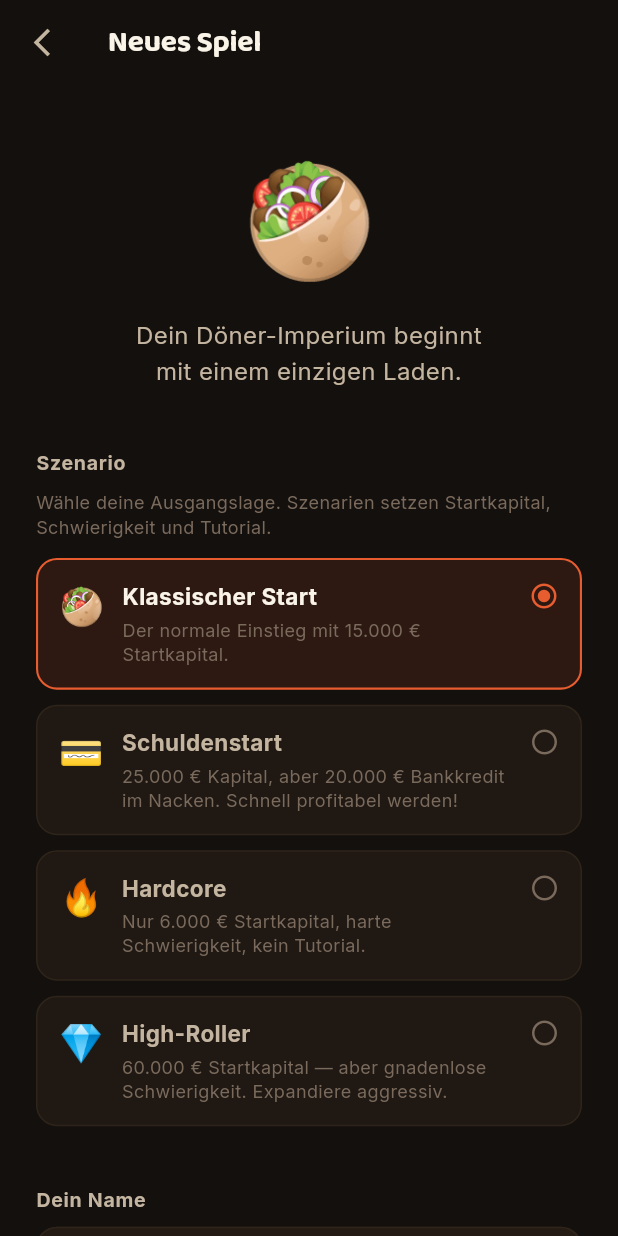
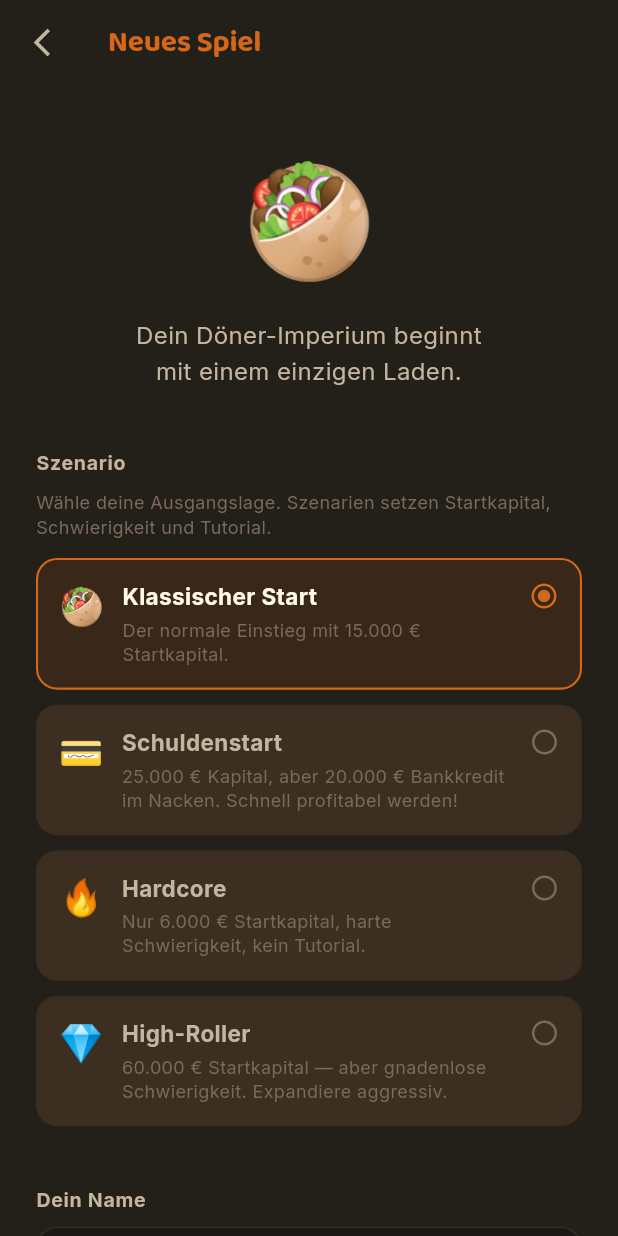
Before and after one commit to KaanKrcr/Doener-Empire-3D, a Flutter app: the screen it shows after launch, after a tap on "Spiel starten", on a phone screen of 412 x 824 dp. Run offline on Flutter 3.47's test engine with Material 3 defaults, Android fonts, the phone set to English and light mode, and no system bars; our stand-ins replace audioplayers, fl_chart, flutter_animate, flutter_riverpod, go_router, shared_preferences.

Commit message:
refactor: Theme zu Premium Dark Mode mit Gold-Akzenten überarbeiten
Co-authored-by: aider (minimax/MiniMax-M2.5) <aider@aider.chat>

```diff
--- a/lib/core/theme.dart
+++ b/lib/core/theme.dart
@@ -1,32 +1,31 @@
 import 'package:flutter/material.dart';
 
-/// Warme Imbiss/Döner-Farbpalette — keine externen Fonts, läuft offline.
+/// Premium Dark Mode mit Gold/Amber-Akzenten — minimalistisch, edel, card-basiert.
 class AppColors {
-  // ── Primärfarben (warmes Döner-Rot, geröstet) ────────────────────────────
-  static const primary = Color(0xFFE85D2F);      // Spieß-Orange-Rot, geröstet
-  static const primaryDark = Color(0xFFC44820);  // Dunkleres Spieß-Rot
-  static const primaryGlow = Color(0x33E85D2F);
+  // ── Primärfarben (Gold/Amber) ─────────────────────────────────────────────
+  static const primary = Color(0xFFD46816);      // Gold/Amber
+  static const primaryDark = Color(0xFFB85700);  // Dunkleres Gold
+  static const primaryGlow = Color(0x26D46816);  // Glow 15% opacity
 
   // ── Akzente ───────────────────────────────────────────────────────────────
-  static const secondary = Color(0xFFFFB347);   // Warmes Curry-Gelb-Orange
-  static const accent = Color(0xFF7BC950);      // Frisches Salat-Grün
-  static const gold = Color(0xFFFFC93C);        // Goldgelb wie frisches Brot
+  static const secondary = Color(0xFFF59E0B);    // Wärmeres Goldgelb
+  static const accent = Color(0xFFD46816);        // Goldton (statt Salat-Grün)
+  static const gold = Color(0xFFFFC93C);         // Goldgelb
   static const cream = Color(0xFFFFE8B0);       // Helles Brot-Beige
-  static const tomato = Color(0xFFE74C3C);      // Tomaten-Rot
-  static const onion = Color(0xFFB565A7);       // Zwiebel-Lila
+  // tomato und onion entfernt (zu food-themig)
 
   // ── Hintergründe (warmes Dunkel, leicht bräunlich) ──────────────────────
-  static const bg = Color(0xFF14100E);          // Sehr dunkles Holz-Braun
-  static const bgCard = Color(0xFF1F1813);      // Karten-Hintergrund warm
-  static const bgCardHover = Color(0xFF2A1F18); // Hover
-  static const bgSurface = Color(0xFF241B15);   // Modals
-  static const bgTab = Color(0xFF18130F);       // Bottom Nav — wie Theke
-  static const bgGlow = Color(0x22E85D2F);      // Spieß-Glow
+  static const bg = Color(0xFF231F19);            // Dunkles Warmbraun
+  static const bgCard = Color(0xFF3D2E22);        // Warmes Mittelbraun
+  static const bgCardHover = Color(0xFF4D3A28); // Helleres Braun
+  static const bgSurface = Color(0xFF1A1815);    // Fast schwarz
+  static const bgTab = Color(0xFF141010);         // Fast schwarz
+  static const bgGlow = Color(0x26D46816);        // Gold-Glow
 
   // ── Text ──────────────────────────────────────────────────────────────────
-  static const textPrimary = Color(0xFFFAF4E8);    // Cremig, nicht reinweiß
-  static const textSecondary = Color(0xFFC4B5A0);  // Sand
-  static const textMuted = Color(0xFF7A6A5C);      // Dunkles Sand
+  static const textPrimary = Color(0xFFFFFAE6);   // Warmweiß, nicht reinweiß
+  static const textSecondary = Color(0xFFC4B5A0); // Sand
+  static const textMuted = Color(0xFF7A6A5C);    // Dunkles Sand
 
   // ── Status ────────────────────────────────────────────────────────────────
   static const success = Color(0xFF7BC950);     // Salat-grün
@@ -34,26 +33,27 @@ class AppColors {
   static const danger = Color(0xFFE74C3C);      // Tomate
 
   // ── Borders ───────────────────────────────────────────────────────────────
-  static const border = Color(0xFF2F2419);       // Braun
-  static const borderLight = Color(0xFF3D2E22);  // Helleres Braun
+  static const border = Color(0xFF3A2C20);       // Braun
+  static const borderLight = Color(0xFF4D3A28); // Helleres Braun
 }
 
 /// Wiederkehrende Gradients (Cash-Card, Buttons, Glows) zentral definiert.
 class AppGradients {
-  static const flame = LinearGradient(
+  // Flame → Gold-Gradient
+  static const gold = LinearGradient(
     colors: [AppColors.primary, AppColors.primaryDark],
     begin: Alignment.topLeft,
     end: Alignment.bottomRight,
   );
 
-  static const gold = LinearGradient(
+  static const flame = LinearGradient(
     colors: [AppColors.gold, AppColors.secondary],
     begin: Alignment.topLeft,
     end: Alignment.bottomRight,
   );
 
   static const ember = LinearGradient(
-    colors: [AppColors.secondary, AppColors.primary, AppColors.tomato],
+    colors: [AppColors.secondary, AppColors.primary, AppColors.gold],
     begin: Alignment.topLeft,
     end: Alignment.bottomRight,
   );
@@ -126,14 +126,14 @@ class AppTheme {
         displayLarge: TextStyle(
           fontFamily: displayFont,
           color: AppColors.textPrimary,
-          fontSize: 34,
+          fontSize: 30,
           fontWeight: FontWeight.w800,
           letterSpacing: -0.5,
         ),
         displayMedium: TextStyle(
           fontFamily: displayFont,
           color: AppColors.textPrimary,
-          fontSize: 26,
+          fontSize: 24,
           fontWeight: FontWeight.w700,
           letterSpacing: -0.3,
         ),
@@ -172,12 +172,15 @@ class AppTheme {
       ),
       cardTheme: CardThemeData(
         color: AppColors.bgCard,
-        elevation: 0,
+        elevation: 2,
+        shadowColor: Colors.black38,
         shape: RoundedRectangleBorder(
-          borderRadius: BorderRadius.circular(20),
+          borderRadius: BorderRadius.circular(16),
           side: const BorderSide(color: AppColors.border, width: 1),
         ),
         margin: const EdgeInsets.symmetric(horizontal: 16, vertical: 6),
+        // padding entfernt — nicht in allen Flutter-Versionen am CardThemeData
+        // Padding stattdessen ueber Card-Kinder regeln
       ),
       elevatedButtonTheme: ElevatedButtonThemeData(
         style: ElevatedButton.styleFrom(
@@ -186,7 +189,7 @@ class AppTheme {
           elevation: 0,
           padding: const EdgeInsets.symmetric(horizontal: 24, vertical: 16),
           shape:
-              RoundedRectangleBorder(borderRadius: BorderRadius.circular(14)),
+              RoundedRectangleBorder(borderRadius: BorderRadius.circular(12)),
           textStyle: const TextStyle(
             fontSize: 15,
             fontWeight: FontWeight.w700,
@@ -196,11 +199,21 @@ class AppTheme {
       ),
       outlinedButtonTheme: OutlinedButtonThemeData(
         style: OutlinedButton.styleFrom(
-          foregroundColor: AppColors.textPrimary,
-          side: const BorderSide(color: AppColors.borderLight, width: 1.5),
+          foregroundColor: AppColors.primary,
+          side: const BorderSide(color: AppColors.primary, width: 1.5),
           padding: const EdgeInsets.symmetric(horizontal: 24, vertical: 16),
           shape:
-              RoundedRectangleBorder(borderRadius: BorderRadius.circular(14)),
+              RoundedRectangleBorder(borderRadius: BorderRadius.circular(12)),
+          textStyle: const TextStyle(
+            fontSize: 15,
+            fontWeight: FontWeight.w600,
+          ),
+        ),
+      ),
+      textButtonTheme: TextButtonThemeData(
+        style: TextButton.styleFrom(
+          foregroundColor: AppColors.primary,
+          padding: const EdgeInsets.symmetric(horizontal: 16, vertical: 12),
           textStyle: const TextStyle(
             fontSize: 15,
             fontWeight: FontWeight.w600,
@@ -214,7 +227,7 @@ class AppTheme {
         centerTitle: false,
         titleTextStyle: TextStyle(
           fontFamily: displayFont,
-          color: AppColors.textPrimary,
+          color: AppColors.primary,
           fontSize: 20,
           fontWeight: FontWeight.w700,
           letterSpacing: -0.2,
@@ -275,11 +288,11 @@ class AppTheme {
             const EdgeInsets.symmetric(horizontal: 16, vertical: 8),
       ),
       dialogTheme: DialogThemeData(
-        backgroundColor: AppColors.bgCard,
-        shape: RoundedRectangleBorder(borderRadius: BorderRadius.circular(24)),
+        backgroundColor: AppColors.bgSurface,
+        shape: RoundedRectangleBorder(borderRadius: BorderRadius.circular(20)),
         titleTextStyle: const TextStyle(
           fontFamily: displayFont,
-          color: AppColors.textPrimary,
+          color: AppColors.primary,
           fontSize: 19,
           fontWeight: FontWeight.w700,
         ),
--- a/lib/ui/screens/finance_screen.dart
+++ b/lib/ui/screens/finance_screen.dart
@@ -702,9 +702,9 @@ class _CostBreakdownCard extends StatelessWidget {
     final items = [
       ('Miete', rent, AppColors.warning),
       ('Gehälter', sal, AppColors.accent),
-      ('Zutaten', ing, AppColors.tomato),
-      ('Lieferprovision', del, AppColors.danger),
-      ('Kreditraten', loan, AppColors.onion),
+      ('Zutaten', ing, AppColors.danger),
+      ('Lieferprovision', del, AppColors.warning),
+      ('Kreditraten', loan, AppColors.accent),
       ('Investitionen', inv, AppColors.secondary),
     ];
 
--- a/lib/ui/widgets/confetti_overlay.dart
+++ b/lib/ui/widgets/confetti_overlay.dart
@@ -20,7 +20,6 @@ class ConfettiOverlay extends StatefulWidget {
       AppColors.primary,
       AppColors.accent,
       AppColors.cream,
-      AppColors.onion,
     ],
   });
 
```
